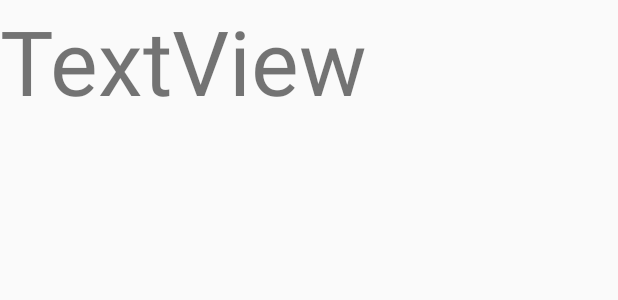
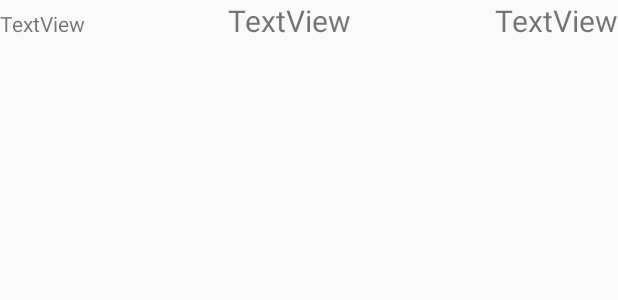
Before and after one commit to reymesson1/android-ejercicio, an Android app: the layout activity_start.xml on its own in the app's theme, with its tools: preview values and no code run, on a phone screen of 412 x 824 dp. Shown: the top 300 px of the screen. Run offline under Robolectric (Android 15) with nearby library versions, the phone set to English and light mode, and no system bars.

Commit message:
working start act

```diff
--- a/MyApplication68/app/src/main/res/layout/activity_start.xml
+++ b/MyApplication68/app/src/main/res/layout/activity_start.xml
@@ -1,17 +1,33 @@
 <?xml version="1.0" encoding="utf-8"?>
-<android.support.constraint.ConstraintLayout xmlns:android="http://schemas.android.com/apk/res/android"
+<LinearLayout xmlns:android="http://schemas.android.com/apk/res/android"
     xmlns:app="http://schemas.android.com/apk/res-auto"
     xmlns:tools="http://schemas.android.com/tools"
+    android:id="@+id/linearlayout"
     android:layout_width="match_parent"
     android:layout_height="match_parent"
     tools:context=".StartActivity">
 
     <TextView
-        android:id="@+id/textView11"
+        android:id="@+id/zText"
+        android:layout_width="wrap_content"
+        android:layout_height="wrap_content"
+        android:layout_weight="1"
+        android:text="TextView" />
+
+    <TextView
+        android:id="@+id/yText"
+        android:layout_width="wrap_content"
+        android:layout_height="wrap_content"
+        android:layout_weight="1"
+        android:text="TextView"
+        android:textSize="20sp" />
+
+    <TextView
+        android:id="@+id/xText"
         android:layout_width="wrap_content"
         android:layout_height="wrap_content"
         android:text="TextView"
-        android:textSize="60sp"
+        android:textSize="20sp"
         tools:layout_editor_absoluteX="81dp"
         tools:layout_editor_absoluteY="325dp" />
-</android.support.constraint.ConstraintLayout>
+</LinearLayout>
```
Also changed, not shown: MyApplication68/app/src/main/java/com/example/myapplication/StartActivity.java (+53 -4 lines), 1 other file.
